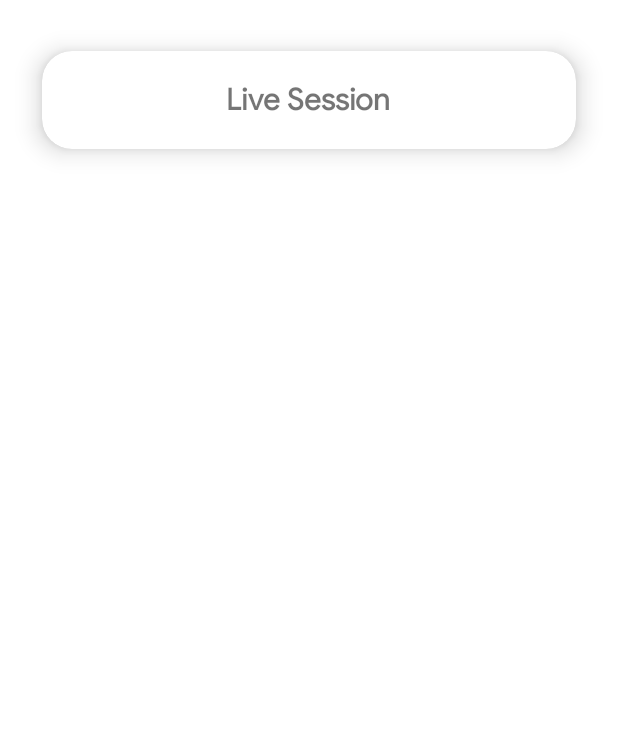
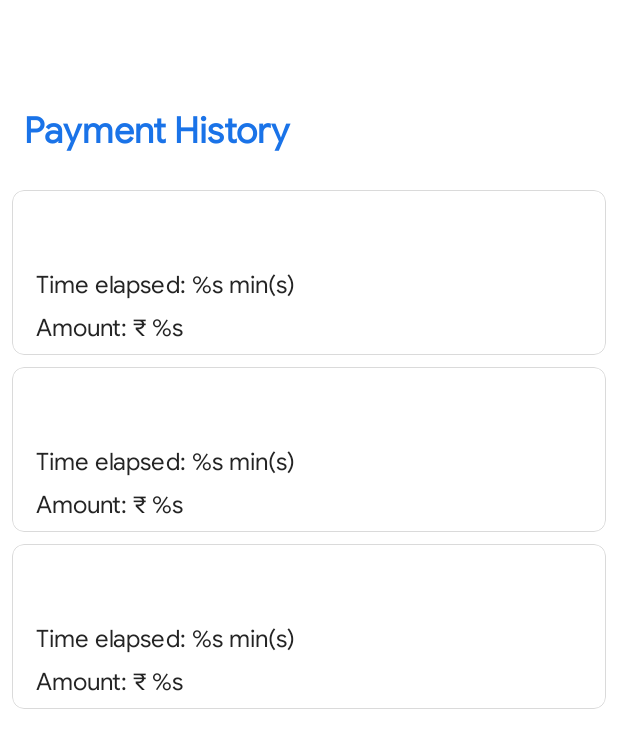
Before and after one commit to Beesechurgers/Parker, an Android app: the layout activity_history.xml on its own in the app's theme, with its tools: preview values and no code run, on a phone screen of 412 x 824 dp. Shown: the top 748 px of the screen. Run offline under Robolectric (Android 15) with nearby library versions, the phone set to English and light mode, and no system bars.

Commit message:
App: Implement Payment history UI
Signed-off-by: Shashank Verma <shashank.verma2002@gmail.com>

```diff
--- a/app/src/main/java/com/beesechurgers/parker/HistoryActivity.kt
+++ b/app/src/main/java/com/beesechurgers/parker/HistoryActivity.kt
@@ -14,12 +14,52 @@
 package com.beesechurgers.parker
 
 import android.os.Bundle
+import android.widget.Toast
 import androidx.appcompat.app.AppCompatActivity
+import androidx.recyclerview.widget.LinearLayoutManager
+import androidx.recyclerview.widget.RecyclerView
+import com.beesechurgers.parker.utils.DatabaseConstants
+import com.beesechurgers.parker.utils.PayHistoryAdapter
+import com.beesechurgers.parker.utils.Utils.valueEvenListener
+import com.google.firebase.auth.FirebaseAuth
+import com.google.firebase.database.FirebaseDatabase
+import kotlinx.android.synthetic.main.activity_history.*
 
 class HistoryActivity : AppCompatActivity() {
+
+    companion object {
+        private const val TAG = "HistoryActivity"
+    }
 
     override fun onCreate(savedInstanceState: Bundle?) {
         super.onCreate(savedInstanceState)
         setContentView(R.layout.activity_history)
+
+        val user = FirebaseAuth.getInstance().currentUser
+        if (user == null) {
+            Toast.makeText(this, "FATAL: User NULL", Toast.LENGTH_SHORT).show()
+            super.onBackPressed()
+            return
+        }
+
+        payment_history_view.setHasFixedSize(true)
+        payment_history_view.layoutManager = LinearLayoutManager(this, RecyclerView.VERTICAL, false)
+
+        initList(user.uid)
+    }
+
+    private fun initList(uid: String) {
+        FirebaseDatabase.getInstance().getReference(DatabaseConstants.HISTORY).child(uid).valueEvenListener(onDataChange = {
+            val list = ArrayList<PayHistoryAdapter.PaymentHistoryItem>()
+            for (child in it.children) {
+                list.add(PayHistoryAdapter.PaymentHistoryItem(child.key.toString().toLong(),
+                    child.child(DatabaseConstants.EXITED_TIME).value.toString().toLong(),
+                    child.child(DatabaseConstants.ENTERED_TIME).value.toString().toLong(),
+                    child.child(DatabaseConstants.PAYMENT).child(DatabaseConstants.PAYMENT_AMOUNT).value.toString()))
+            }
+
+            payment_history_view.adapter = null
+            payment_history_view.adapter = PayHistoryAdapter(list)
+        })
     }
 }
--- a/app/src/main/java/com/beesechurgers/parker/MainActivity.kt
+++ b/app/src/main/java/com/beesechurgers/parker/MainActivity.kt
@@ -89,7 +89,13 @@ class MainActivity : AppCompatActivity() {
         }
 
         change_payment_method.setOnClickListener { Toast.makeText(this, "Dummy Payment", Toast.LENGTH_SHORT).show() }
-        payment_history_card.setOnClickListener { startActivity(Intent(this, HistoryActivity::class.java)) }
+        payment_history_card.setOnClickListener {
+            if (!isNetworkConnected()) {
+                Toast.makeText(this, "You're Offline", Toast.LENGTH_SHORT).show()
+                return@setOnClickListener
+            }
+            startActivity(Intent(this, HistoryActivity::class.java))
+        }
 
         refreshStatus()
     }
--- /dev/null
+++ b/app/src/main/java/com/beesechurgers/parker/utils/PayHistoryAdapter.kt
@@ -0,0 +1,55 @@
+/*
+ * Copyright (c) 2021, Beesechurgers <https://github.com/Beesechurgers>
+ *
+ * Permission is hereby granted, free of charge, to any person obtaining a copy
+ * of this software and associated documentation files (the "Software"), to deal
+ * in the Software without restriction, including without limitation the rights
+ * to use, copy, modify, merge, publish, distribute, sublicense, and/or sell
+ * copies of the Software, and to permit persons to whom the Software is
+ * furnished to do so, subject to the following conditions:
+ *
+ * The above copyright notice and this permission notice shall be included in all
+ * copies or substantial portions of the Software.
+ */
+package com.beesechurgers.parker.utils
+
+import android.annotation.SuppressLint
+import android.view.LayoutInflater
+import android.view.View
+import android.view.ViewGroup
+import androidx.appcompat.widget.AppCompatTextView
+import androidx.recyclerview.widget.RecyclerView
+import com.beesechurgers.parker.R
+import com.beesechurgers.parker.utils.PayHistoryAdapter.PaymentHistoryViewHolder
+import com.beesechurgers.parker.utils.Utils.formatAmount
+import java.text.DateFormat
+import java.util.*
+
+class PayHistoryAdapter(private val list: List<PaymentHistoryItem>) : RecyclerView.Adapter<PaymentHistoryViewHolder>() {
+
+    override fun onCreateViewHolder(parent: ViewGroup, viewType: Int): PaymentHistoryViewHolder =
+        PaymentHistoryViewHolder(LayoutInflater.from(parent.context).inflate(R.layout.payment_history_item_layout, parent, false))
+
+    @SuppressLint("SetTextI18n")
+    override fun onBindViewHolder(holder: PaymentHistoryViewHolder, position: Int) {
+        val item = list[position]
+        val calendar = Calendar.getInstance().apply { this.timeInMillis = item.seconds * 1000 }
+        holder.dateTime.text = DateFormat.getTimeInstance(DateFormat.SHORT).format(calendar.time) +
+            " " + DateFormat.getDateInstance(DateFormat.FULL).format(calendar.time)
+
+        holder.amount.text = "Amount: \u20B9 ${item.amount.formatAmount()}"
+
+        holder.timeElapsed.text = "Time Elapsed: ${(item.endTime - item.enterTime) / 60} min(s)"
+    }
+
+    override fun getItemCount(): Int = list.size
+
+
+    inner class PaymentHistoryViewHolder(itemView: View) : RecyclerView.ViewHolder(itemView) {
+        val dateTime: AppCompatTextView = itemView.findViewById(R.id.history_date_time)
+        val timeElapsed: AppCompatTextView = itemView.findViewById(R.id.history_time_elapsed)
+        val amount: AppCompatTextView = itemView.findViewById(R.id.history_amount)
+    }
+
+    data class PaymentHistoryItem(var seconds: Long, var endTime: Long, var enterTime: Long, var amount: String)
+}
--- a/app/src/main/res/layout/activity_history.xml
+++ b/app/src/main/res/layout/activity_history.xml
@@ -1,4 +1,17 @@
-<?xml version="1.0" encoding="utf-8"?>
+<?xml version="1.0" encoding="utf-8"?><!--
+  ~ Copyright (c) 2021, Beesechurgers <https://github.com/Beesechurgers>
+  ~
+  ~ Permission is hereby granted, free of charge, to any person obtaining a copy
+  ~ of this software and associated documentation files (the "Software"), to deal
+  ~ in the Software without restriction, including without limitation the rights
+  ~ to use, copy, modify, merge, publish, distribute, sublicense, and/or sell
+  ~ copies of the Software, and to permit persons to whom the Software is
+  ~ furnished to do so, subject to the following conditions:
+  ~
+  ~ The above copyright notice and this permission notice shall be included in all
+  ~ copies or substantial portions of the Software.
+  -->
+
 <androidx.coordinatorlayout.widget.CoordinatorLayout xmlns:android="http://schemas.android.com/apk/res/android"
     xmlns:app="http://schemas.android.com/apk/res-auto"
     xmlns:tools="http://schemas.android.com/tools"
@@ -6,27 +19,28 @@
     android:layout_height="match_parent"
     tools:context=".HistoryActivity">
 
-    <androidx.cardview.widget.CardView
+    <LinearLayout
         android:layout_width="match_parent"
-        android:layout_height="wrap_content"
-        android:layout_margin="10dp"
-        app:cardBackgroundColor="@color/white"
-        app:cardCornerRadius="20dp"
-        app:cardElevation="10dp"
-        app:cardMaxElevation="12dp"
-        app:cardPreventCornerOverlap="true"
-        app:cardUseCompatPadding="true">
+        android:layout_height="match_parent"
+        android:orientation="vertical">
 
-    <TextView
-        android:layout_width="wrap_content"
-        android:layout_height="wrap_content"
-        android:text="Live Session"
-        android:layout_gravity="center_horizontal"
-        android:layout_marginTop="20dp"
-        android:layout_marginBottom="20dp"
-        android:textSize="20sp"
-        android:textStyle="bold"
-        />
-    </androidx.cardview.widget.CardView>
+        <androidx.appcompat.widget.AppCompatTextView
+            android:layout_width="wrap_content"
+            android:layout_height="wrap_content"
+            android:layout_marginTop="56dp"
+            android:padding="16dp"
+            android:text="@string/payment_history"
+            android:textColor="@color/colorAccent"
+            android:textSize="24sp"
+            android:textStyle="bold" />
+
+        <androidx.recyclerview.widget.RecyclerView
+            android:id="@+id/payment_history_view"
+            android:layout_width="match_parent"
+            android:layout_height="wrap_content"
+            android:padding="8dp"
+            tools:listitem="@layout/payment_history_item_layout" />
+
+    </LinearLayout>
 
 </androidx.coordinatorlayout.widget.CoordinatorLayout>
--- /dev/null
+++ b/app/src/main/res/layout/payment_history_item_layout.xml
@@ -0,0 +1,64 @@
+<?xml version="1.0" encoding="utf-8"?><!--
+  ~ Copyright (c) 2021, Beesechurgers <https://github.com/Beesechurgers>
+  ~
+  ~ Permission is hereby granted, free of charge, to any person obtaining a copy
+  ~ of this software and associated documentation files (the "Software"), to deal
+  ~ in the Software without restriction, including without limitation the rights
+  ~ to use, copy, modify, merge, publish, distribute, sublicense, and/or sell
+  ~ copies of the Software, and to permit persons to whom the Software is
+  ~ furnished to do so, subject to the following conditions:
+  ~
+  ~ The above copyright notice and this permission notice shall be included in all
+  ~ copies or substantial portions of the Software.
+  -->
+
+<com.google.android.material.card.MaterialCardView xmlns:android="http://schemas.android.com/apk/res/android"
+    xmlns:app="http://schemas.android.com/apk/res-auto"
+    android:layout_width="match_parent"
+    android:layout_height="wrap_content"
+    android:layout_marginBottom="8dp"
+    app:cardCornerRadius="8dp"
+    app:cardElevation="0dp"
+    app:contentPadding="8dp"
+    app:strokeColor="@color/stroke"
+    app:strokeWidth="0.5dp">
+
+    <LinearLayout
+        android:layout_width="wrap_content"
+        android:layout_height="wrap_content"
+        android:orientation="vertical">
+
+        <androidx.appcompat.widget.AppCompatTextView
+            android:id="@+id/history_date_time"
+            android:layout_width="wrap_content"
+            android:layout_height="wrap_content"
+            android:padding="8dp"
+            android:textColor="@color/textColor"
+            android:textSize="16sp"
+            android:textStyle="bold" />
+
+        <androidx.appcompat.widget.AppCompatTextView
+            android:id="@+id/history_time_elapsed"
+            android:layout_width="wrap_content"
+            android:layout_height="wrap_content"
+            android:paddingStart="8dp"
+            android:paddingTop="8dp"
+            android:paddingEnd="8dp"
+            android:text="@string/payment_time_elapsed"
+            android:textColor="@color/textColor"
+            android:textSize="16sp" />
+
+        <androidx.appcompat.widget.AppCompatTextView
+            android:id="@+id/history_amount"
+            android:layout_width="wrap_content"
+            android:layout_height="wrap_content"
+            android:paddingStart="8dp"
+            android:paddingTop="8dp"
+            android:paddingEnd="8dp"
+            android:text="@string/payment_history_amount"
+            android:textColor="@color/textColor"
+            android:textSize="16sp" />
+
+    </LinearLayout>
+
+</com.google.android.material.card.MaterialCardView>
--- a/app/src/main/res/values/strings.xml
+++ b/app/src/main/res/values/strings.xml
@@ -47,4 +47,6 @@
     <string name="change">Change</string>
     <string name="history">History</string>
     <string name="history_description">View your payment history</string>
+    <string name="payment_history">Payment History</string>
+    <string name="payment_history_amount">Amount: \u20B9 %s</string>
 </resources>
```
